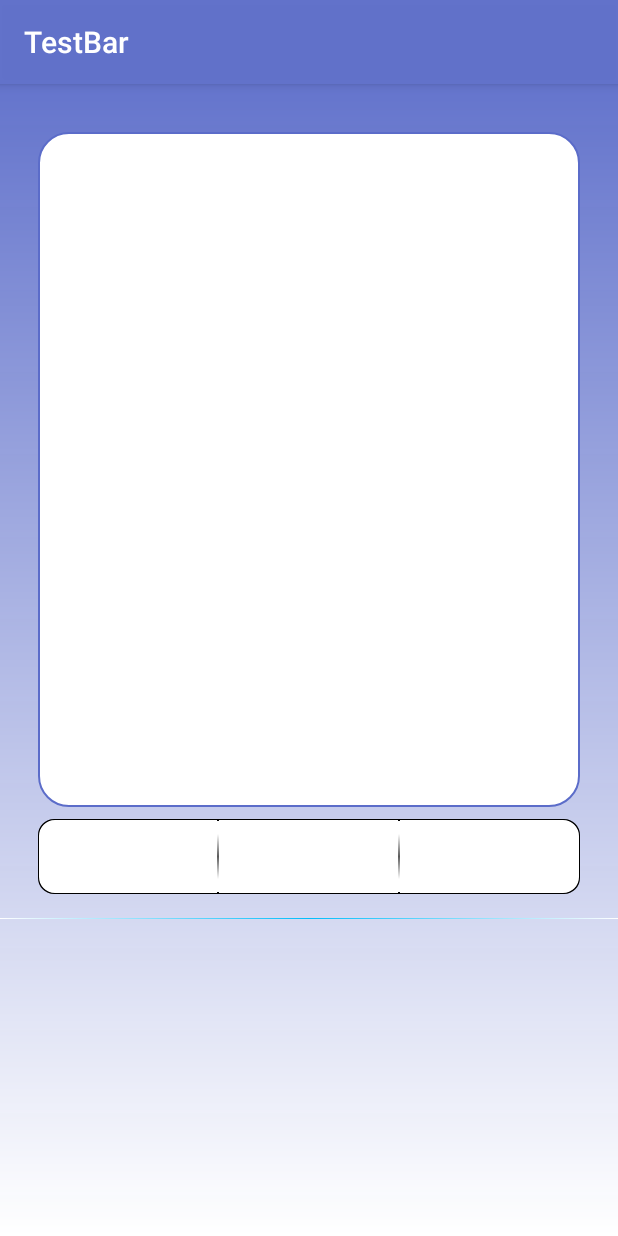
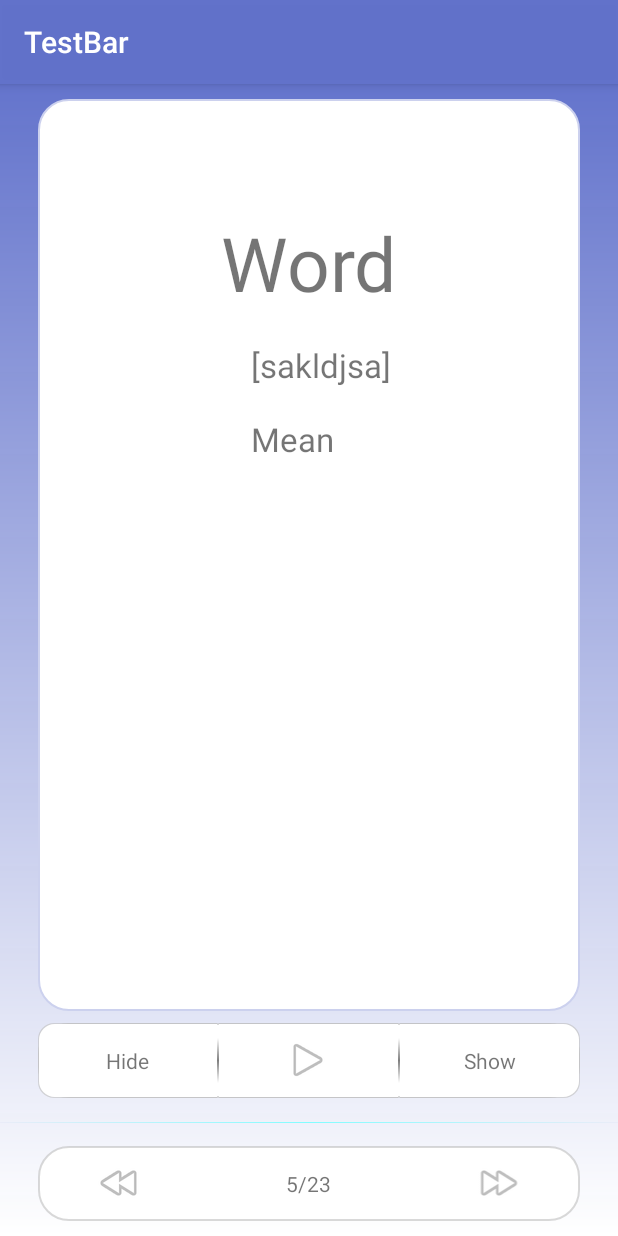
Before and after one commit to LiuWeidongK/TestBar, an Android app: the screen it shows after launch (MainActivity), on a phone screen of 412 x 824 dp. Run offline under Robolectric (Android 15) with nearby library versions, the phone set to English and light mode, and no system bars.

Commit message:
over layout

```diff
--- a/app/src/main/res/drawable/bottom_center_shape.xml
+++ b/app/src/main/res/drawable/bottom_center_shape.xml
@@ -5,7 +5,7 @@
             <solid android:color="#f1ffffff" />
             <!--<corners android:topLeftRadius="10dp"-->
                 <!--android:bottomLeftRadius="10dp" />-->
-            <stroke android:width="1dp" android:color="#000000" />
+            <stroke android:width="1dp" android:color="@color/borderColor" />
         </shape>
     </item>
     <item android:top="1dp" android:bottom="1dp">
--- a/app/src/main/res/drawable/bottom_left_shape.xml
+++ b/app/src/main/res/drawable/bottom_left_shape.xml
@@ -5,7 +5,7 @@
             <solid android:color="#FFFFFF" />        <!--类似遮罩-->
             <corners android:topLeftRadius="10dp"
                 android:bottomLeftRadius="10dp" />
-            <stroke android:width="1dp" android:color="#000000" />
+            <stroke android:width="1dp" android:color="@color/borderColor" />
         </shape>
     </item>
     <item android:top="1dp" android:left="1dp" android:bottom="1dp">
--- a/app/src/main/res/drawable/bottom_line.xml
+++ b/app/src/main/res/drawable/bottom_line.xml
@@ -2,9 +2,9 @@
 <shape xmlns:android="http://schemas.android.com/apk/res/android" >
     <gradient
         android:angle="0"
-        android:startColor="#ffffff"
-        android:centerColor="#04bdfa"
-        android:endColor="#ffffff"
+        android:startColor="#EAECF8"
+        android:centerColor="#81fdff"
+        android:endColor="#EAECF8"
         android:centerX="0.5"
         android:centerY="0.5"
         />
--- a/app/src/main/res/drawable/bottom_right_shape.xml
+++ b/app/src/main/res/drawable/bottom_right_shape.xml
@@ -5,7 +5,7 @@
             <solid android:color="#FFFFFF" />        <!--类似遮罩-->
             <corners android:topRightRadius="10dp"
                 android:bottomRightRadius="10dp" />
-            <stroke android:width="1dp" android:color="#000000" />
+            <stroke android:width="1dp" android:color="@color/borderColor" />
         </shape>
     </item>
     <item android:top="1dp" android:right="1dp" android:bottom="1dp">
--- a/app/src/main/res/drawable/bottom_shape.xml
+++ b/app/src/main/res/drawable/bottom_shape.xml
@@ -5,5 +5,5 @@
         android:topRightRadius="20dp"
         android:bottomRightRadius="20dp"
         android:bottomLeftRadius="20dp"/>
-    <stroke android:width="1dp" android:color="#000000" />
+    <stroke android:width="1dp" android:color="@color/borderColor" />
 </shape>
--- a/app/src/main/res/drawable/button_line.xml
+++ b/app/src/main/res/drawable/button_line.xml
@@ -3,7 +3,7 @@
     <gradient
         android:angle="270.0"
         android:startColor="#ffffff"
-        android:centerColor="#5b5b5b"
+        android:centerColor="#c85b5b5b"
         android:endColor="#ffffff"
         android:centerX="0.5"
         android:centerY="0.5"
--- a/app/src/main/res/drawable/content_shape.xml
+++ b/app/src/main/res/drawable/content_shape.xml
@@ -5,5 +5,5 @@
         android:topRightRadius="20dp"
         android:bottomRightRadius="20dp"
         android:bottomLeftRadius="20dp"/>
-    <stroke android:width="1dp" android:color="#5b6cc9" />
+    <stroke android:width="1dp" android:color="#CCD1EE" />
 </shape>
--- a/app/src/main/res/layout/activity_main.xml
+++ b/app/src/main/res/layout/activity_main.xml
@@ -10,28 +10,7 @@
     tools:layout_editor_absoluteY="81dp">
 
     <LinearLayout
-        android:id="@+id/linearLayout3"
-        android:layout_width="0dp"
-        android:layout_height="450dp"
-        android:layout_marginEnd="25dp"
-        android:layout_marginLeft="25dp"
-        android:layout_marginRight="25dp"
-        android:layout_marginStart="25dp"
-        android:background="@drawable/content_shape"
-        android:orientation="vertical"
-        app:layout_constraintBottom_toBottomOf="parent"
-        app:layout_constraintLeft_toLeftOf="parent"
-        app:layout_constraintRight_toRightOf="parent"
-        app:layout_constraintTop_toTopOf="parent"
-        app:layout_constraintVertical_bias="0.100000024"
-        tools:layout_constraintLeft_creator="1"
-        tools:layout_constraintRight_creator="1">
-
-
-    </LinearLayout>
-
-    <LinearLayout
-        android:id="@+id/linearLayout5"
+        android:id="@+id/line_up_button"
         android:layout_width="0dp"
         android:layout_height="50dp"
         android:layout_marginEnd="25dp"
@@ -43,18 +22,27 @@
         android:orientation="horizontal"
         android:weightSum="3"
         app:layout_constraintHorizontal_bias="0.0"
+        app:layout_constraintVertical_bias="0.5"
         app:layout_constraintLeft_toLeftOf="parent"
         app:layout_constraintRight_toRightOf="parent"
-        app:layout_constraintTop_toBottomOf="@+id/linearLayout3"
+        app:layout_constraintTop_toBottomOf="@+id/centent"
         tools:layout_constraintLeft_creator="1"
-        tools:layout_constraintRight_creator="1">
+        tools:layout_constraintRight_creator="1"
+        android:baselineAligned="false">
 
         <RelativeLayout
+            android:id="@+id/layout_hide"
             android:layout_width="0dp"
             android:layout_height="match_parent"
             android:layout_weight="1"
-            android:background="@drawable/bottom_left_shape">
+            android:background="@drawable/bottom_left_shape"
+            android:gravity="center_vertical|center_horizontal">
 
+            <TextView
+                android:id="@+id/textView"
+                android:layout_width="wrap_content"
+                android:layout_height="wrap_content"
+                android:text="Hide" />
         </RelativeLayout>
 
         <RelativeLayout
@@ -66,11 +54,18 @@
         </RelativeLayout>
 
         <RelativeLayout
+            android:id="@+id/layout_audio"
             android:layout_width="0dp"
             android:layout_height="match_parent"
             android:layout_weight="1"
-            android:background="@drawable/bottom_center_shape">
+            android:background="@drawable/bottom_center_shape"
+            android:gravity="center_vertical|center_horizontal">
 
+            <ImageView
+                android:id="@+id/imageView"
+                android:layout_width="wrap_content"
+                android:layout_height="wrap_content"
+                app:srcCompat="@android:drawable/ic_media_play" />
         </RelativeLayout>
 
         <RelativeLayout
@@ -82,24 +77,167 @@
         </RelativeLayout>
 
         <RelativeLayout
+            android:id="@+id/layout_show"
             android:layout_width="0dp"
             android:layout_height="match_parent"
             android:layout_weight="1"
-            android:background="@drawable/bottom_right_shape">
+            android:background="@drawable/bottom_right_shape"
+            android:gravity="center_vertical|center_horizontal">
 
+            <TextView
+                android:id="@+id/textView3"
+                android:layout_width="wrap_content"
+                android:layout_height="wrap_content"
+                android:text="Show" />
         </RelativeLayout>
 
     </LinearLayout>
 
     <LinearLayout
+        android:id="@+id/bottom_line"
         android:layout_width="fill_parent"
-        android:layout_height="0.9dp"
+        android:layout_height="0.8dp"
         android:layout_marginTop="16dp"
         android:background="@drawable/bottom_line"
         android:orientation="horizontal"
-        app:layout_constraintTop_toBottomOf="@+id/linearLayout5"
+        app:layout_constraintTop_toBottomOf="@+id/line_up_button"
+        tools:ignore="MissingConstraints"
         tools:layout_editor_absoluteX="8dp">
 
     </LinearLayout>
 
+    <LinearLayout
+        android:id="@+id/line_down_button"
+        android:layout_width="0dp"
+        android:layout_height="50dp"
+        android:layout_marginLeft="25dp"
+        android:layout_marginRight="25dp"
+        android:layout_marginTop="16dp"
+        android:background="@drawable/bottom_shape"
+        android:gravity="center_vertical"
+        android:orientation="horizontal"
+        android:weightSum="1"
+        app:layout_constraintLeft_toLeftOf="parent"
+        app:layout_constraintRight_toRightOf="parent"
+        app:layout_constraintTop_toTopOf="@+id/bottom_line"
+        tools:ignore="MissingConstraints">
+
+
+        <ImageView
+            android:id="@+id/img_before"
+            android:layout_width="0dp"
+            android:layout_height="wrap_content"
+            android:layout_weight="0.3"
+            app:srcCompat="@android:drawable/ic_media_rew" />
+
+        <LinearLayout
+            android:layout_width="0dp"
+            android:layout_height="match_parent"
+            android:layout_weight="0.4"
+            android:gravity="center"
+            android:orientation="horizontal"
+            android:weightSum="3">
+
+            <LinearLayout
+                android:layout_width="wrap_content"
+                android:layout_height="wrap_content"
+                android:gravity="center"
+                android:orientation="horizontal">
+
+                <TextView
+                    android:id="@+id/tv_nowNum"
+                    android:layout_width="wrap_content"
+                    android:layout_height="wrap_content"
+                    android:layout_weight="1"
+                    android:text="5" />
+
+                <TextView
+                    android:id="@+id/textView9"
+                    android:layout_width="wrap_content"
+                    android:layout_height="wrap_content"
+                    android:layout_weight="1"
+                    android:text="/" />
+
+                <TextView
+                    android:id="@+id/tv_totalNum"
+                    android:layout_width="wrap_content"
+                    android:layout_height="wrap_content"
+                    android:layout_weight="1"
+                    android:text="23" />
+            </LinearLayout>
+        </LinearLayout>
+
+        <ImageView
+            android:id="@+id/img_after"
+            android:layout_width="0dp"
+            android:layout_height="wrap_content"
+            android:layout_weight="0.3"
+            app:srcCompat="@android:drawable/ic_media_ff" />
+    </LinearLayout>
+
+    <LinearLayout
+        android:id="@+id/centent"
+        android:layout_width="0dp"
+        android:layout_height="0dp"
+        android:layout_marginBottom="150dp"
+        android:layout_marginEnd="25dp"
+        android:layout_marginLeft="25dp"
+        android:layout_marginRight="25dp"
+        android:layout_marginStart="25dp"
+        android:layout_marginTop="10dp"
+        android:background="@drawable/content_shape"
+        android:gravity="center_horizontal"
+        android:orientation="vertical"
+        app:layout_constraintBottom_toBottomOf="parent"
+        app:layout_constraintHorizontal_bias="0.0"
+        app:layout_constraintLeft_toLeftOf="parent"
+        app:layout_constraintRight_toRightOf="parent"
+        app:layout_constraintTop_toTopOf="parent"
+        app:layout_constraintVertical_bias="0.33999997"
+        tools:layout_constraintLeft_creator="1"
+        tools:layout_constraintRight_creator="1">
+
+
+        <LinearLayout
+            android:layout_width="wrap_content"
+            android:layout_height="wrap_content"
+            android:layout_marginTop="60dp"
+            android:orientation="vertical"
+            android:padding="5dp">
+
+            <TextView
+                android:id="@+id/tv_word"
+                android:layout_width="match_parent"
+                android:layout_height="wrap_content"
+                android:padding="10dp"
+                android:text="Word"
+                android:textSize="50sp" />
+
+            <TextView
+                android:id="@+id/tv_phonetic"
+                android:layout_width="match_parent"
+                android:layout_height="wrap_content"
+                android:layout_marginLeft="20dp"
+                android:padding="10dp"
+                android:text="[sakldjsa]"
+                android:textSize="22sp" />
+
+            <TextView
+                android:id="@+id/tv_explain"
+                android:layout_width="match_parent"
+                android:layout_height="wrap_content"
+                android:layout_marginLeft="20dp"
+                android:padding="10dp"
+                android:text="Mean"
+                android:textSize="22sp" />
+        </LinearLayout>
+    </LinearLayout>
+
+    <android.support.constraint.Guideline
+        android:layout_width="wrap_content"
+        android:layout_height="wrap_content"
+        android:id="@+id/guideline"
+        android:orientation="vertical"
+        app:layout_constraintGuide_percent="0.05109489" />
+
 </android.support.constraint.ConstraintLayout>
--- a/app/src/main/res/values/colors.xml
+++ b/app/src/main/res/values/colors.xml
@@ -3,4 +3,5 @@
     <color name="colorPrimary">#f15b6cc9</color>          <!--this-->
     <color name="colorPrimaryDark">#3F51B5</color>
     <color name="colorAccent">#FF4081</color>
+    <color name="borderColor">#91bcbcbc</color>
 </resources>
```
